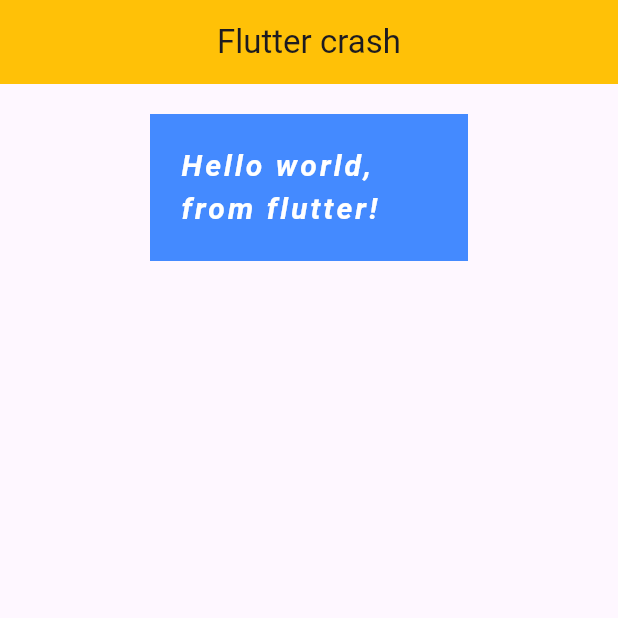
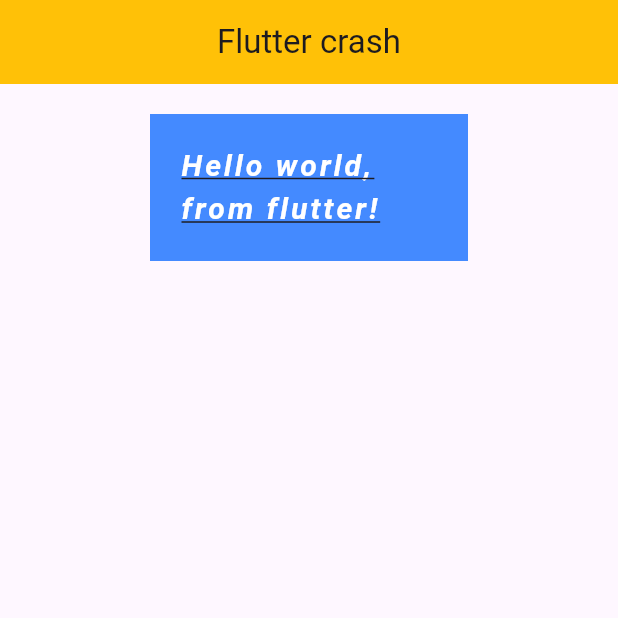
Before and after one commit to Salahudin-cloud/flutter_crash_course, a Flutter app: the screen it shows after launch, on a phone screen of 412 x 824 dp, the top half of it. Run offline on Flutter 3.47's test engine with Material 3 defaults, Android fonts, the phone set to English and light mode, and no system bars.

Commit message:
learn container

```diff
--- a/lib/main.dart
+++ b/lib/main.dart
@@ -25,12 +25,12 @@ class Home extends StatelessWidget {
         child: const Text(
           "Hello world, from flutter!",
           style: TextStyle(
-            color: Colors.white,
-            fontSize: 20,
-            fontWeight: FontWeight.bold,
-            letterSpacing: 2,
-            fontStyle: FontStyle.italic,
-          ),
+              color: Colors.white,
+              fontSize: 20,
+              fontWeight: FontWeight.bold,
+              letterSpacing: 2,
+              fontStyle: FontStyle.italic,
+              decoration: TextDecoration.underline),
         ));
   }
 }
```
